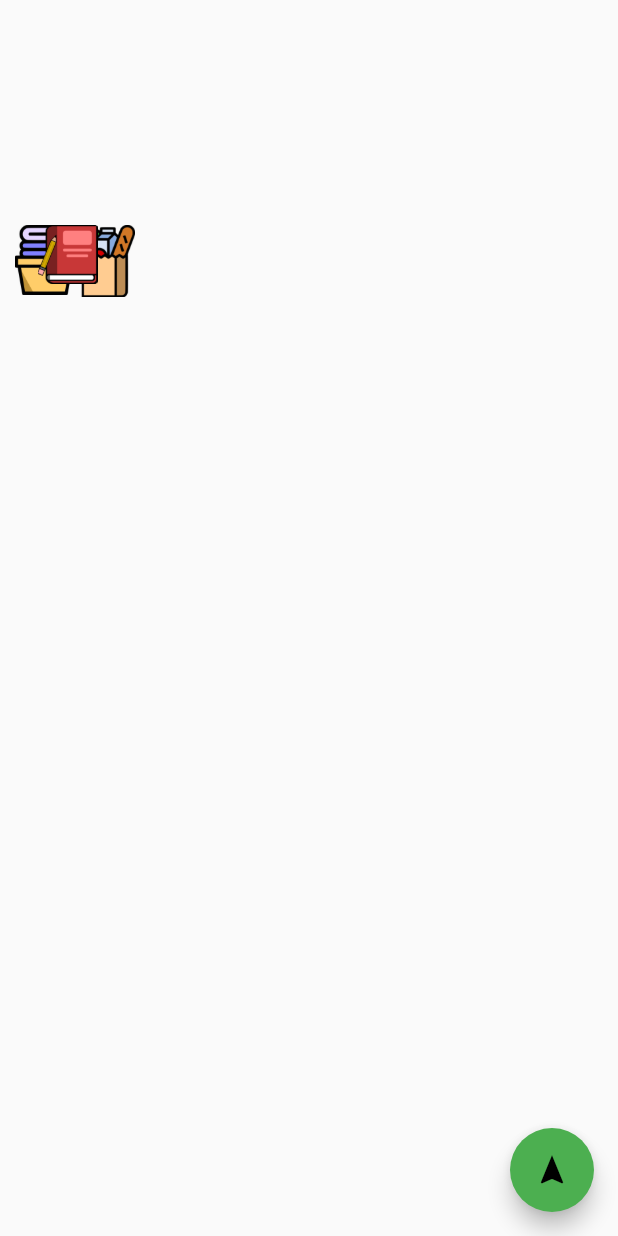
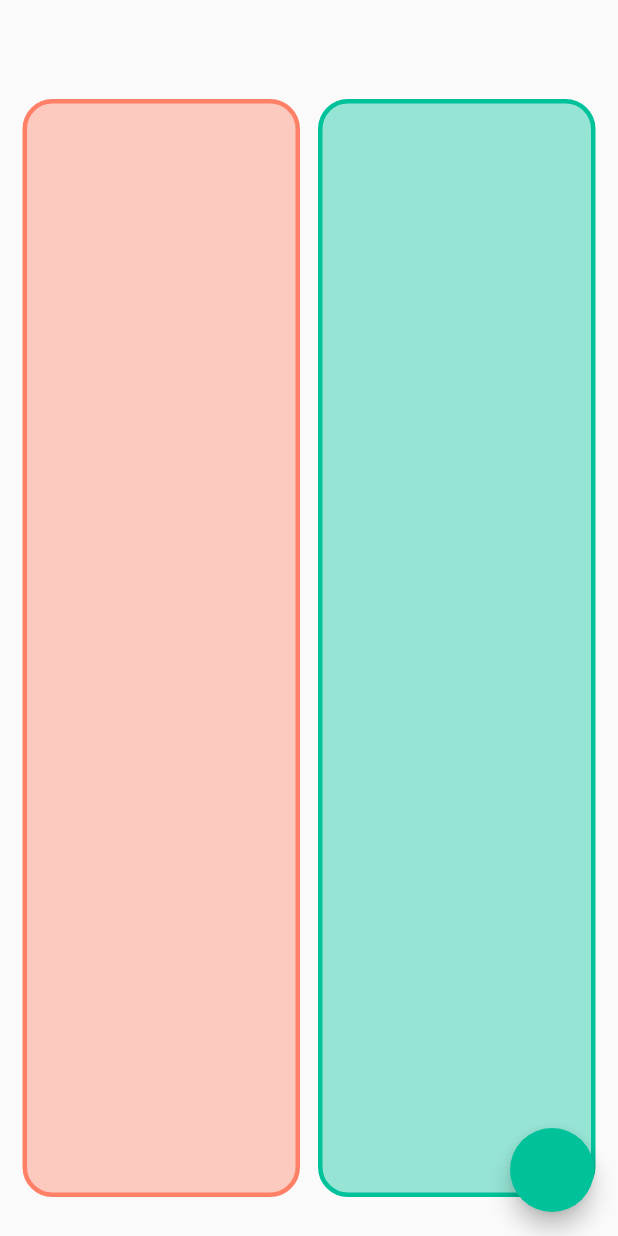
Before and after one commit to a-mabe/todo_list, a Flutter app: the screen it shows after launch, on a phone screen of 412 x 824 dp. Run offline on Flutter 3.47's test engine with Material 2 defaults, Android fonts, the phone set to English and light mode, and no system bars.

Commit message:
Added containers for todo and done.

```diff
--- a/lib/main.dart
+++ b/lib/main.dart
@@ -7,7 +7,7 @@ class MyApp extends StatelessWidget {
   Widget build(BuildContext context) {
     return MaterialApp(
         title: 'Draggable',
-        home: MyHomePage(),
+        home: HomeView(),
         theme: ThemeData(
           // Define the default brightness and colors.
           brightness: Brightness.light,
@@ -34,7 +34,154 @@ class MyApp extends StatelessWidget {
   }
 }
 
-class MyHomePage extends StatefulWidget {
+class HomeView extends StatefulWidget {
+  @override
+  _HomeViewState createState() => _HomeViewState();
+}
+
+List<Widget> todoList = [];
+List<Widget> doneList = [];
+
+class _HomeViewState extends State<HomeView> {
+  @override
+  Widget build(BuildContext context) {
+    return Scaffold(
+        floatingActionButton: FloatingActionButton(
+          onPressed: () {
+            setState(() {
+              todoList.add(MoveableStackItem());
+            });
+          },
+        ),
+        body: new Container(
+            padding: const EdgeInsets.only(
+              left: 9,
+              top: 60,
+              right: 9,
+              bottom: 20,
+            ),
+            child: Row(
+              children: <Widget>[
+                Expanded(
+                  child: FractionallySizedBox(
+                    alignment: Alignment.centerLeft,
+                    widthFactor: 1,
+                    child: Container(
+                      child: Stack(
+                        children: todoList,
+                      ),
+                      height: 1000,
+                      margin: const EdgeInsets.all(6),
+                      //color: Theme.of(context).primaryColorLight,
+                      decoration: BoxDecoration(
+                          color: Theme.of(context).primaryColorLight,
+                          border: Border.all(
+                            color: Theme.of(context).primaryColor,
+                            width: 3,
+                          ),
+                          borderRadius: BorderRadius.all(Radius.circular(20))),
+                    ),
+                  ),
+                ),
+                Expanded(
+                  child: FractionallySizedBox(
+                    alignment: Alignment.centerLeft,
+                    widthFactor: 1,
+                    child: Container(
+                      child: Stack(
+                        children: doneList,
+                      ),
+                      height: 1000,
+                      margin: const EdgeInsets.all(6),
+                      //color: Theme.of(context).primaryColorLight,
+                      decoration: BoxDecoration(
+                          color: Theme.of(context).backgroundColor,
+                          border: Border.all(
+                            color: Theme.of(context).accentColor,
+                            width: 3,
+                          ),
+                          borderRadius: BorderRadius.all(Radius.circular(20))),
+                    ),
+                  ),
+                ),
+              ],
+            )));
+    /*Stack(
+          children: movableItems,
+        ));*/
+  }
+}
+
+class MoveableStackItem extends StatefulWidget {
+  @override
+  State<StatefulWidget> createState() {
+    return _MoveableStackItemState();
+  }
+}
+
+class _MoveableStackItemState extends State<MoveableStackItem> {
+  double xPosition = 100;
+  double yPosition = 400;
+  Color color;
+  @override
+  void initState() {
+    color = Color(0xff00c29a);
+    super.initState();
+  }
+
+  @override
+  Widget build(BuildContext context) {
+    double width = MediaQuery.of(context).size.width;
+    // Height (without status and toolbar)
+    double height = MediaQuery.of(context).size.height - kToolbarHeight;
+
+    return Positioned(
+      top: yPosition,
+      left: xPosition,
+      child: GestureDetector(
+        onPanUpdate: (tapInfo) {
+          setState(() {
+            xPosition += tapInfo.delta.dx;
+            yPosition += tapInfo.delta.dy;
+
+            if (yPosition > (height - 85)) {
+              yPosition = yPosition - 5;
+            }
+
+            if (yPosition < -2) {
+              yPosition = yPosition + 5;
+            }
+
+            if (xPosition < -2 || xPosition > ((width - 110) / 2)) {
+              xPosition = xPosition + 5;
+            }
+
+            if (xPosition > ((width - 130) / 2)) {
+              xPosition = xPosition - 5;
+            }
+          });
+        },
+        child: DragItem('images/fold_laundry.png'),
+      ),
+    );
+  }
+}
+
+class DragItem extends StatelessWidget {
+  DragItem(this.imageSource);
+
+  String imageSource;
+
+  @override
+  Widget build(BuildContext context) {
+    return Image.asset(
+      imageSource,
+      width: 40.0,
+    );
+  }
+}
+
+/*class MyHomePage extends StatefulWidget {
   MyHomePage({Key key, this.title}) : super(key: key);
   final String title;
   @override
@@ -170,7 +317,7 @@ class DragItem extends StatelessWidget {
       width: 40.0,
     );
   }
-}
+}*/
 
 /*class Drag extends StatefulWidget {
   Drag({Key key}) : super(key: key);
```
